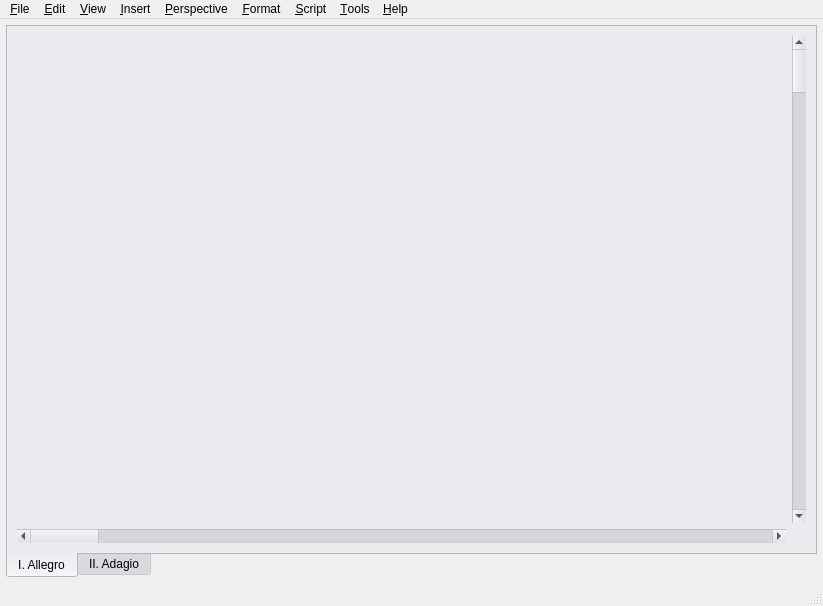
The window that src/mainwin.ui (canorusmusic/canorus) describes before a commit, drawn with Qt 5.
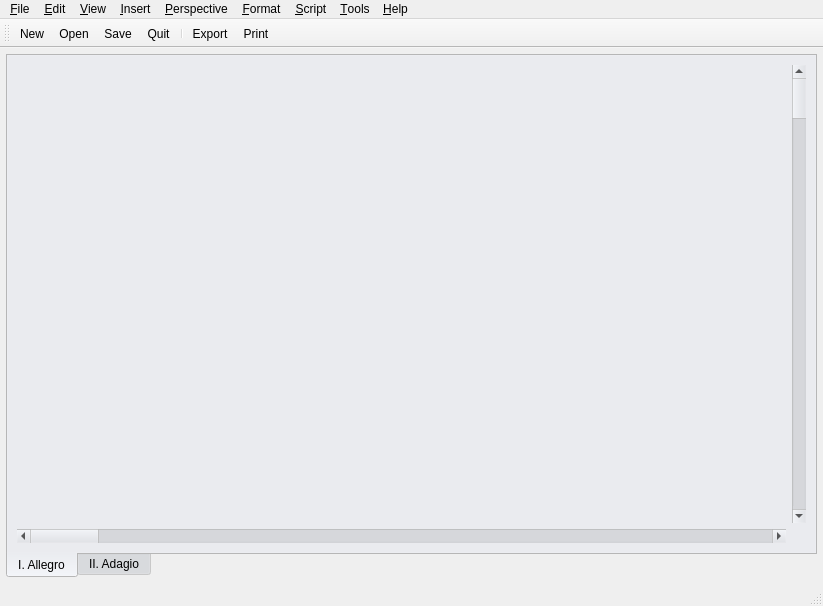
The same window after the commit. Icons and pictures are not drawn.

Commit message: Added more icons Added a toolbar

```diff
--- a/src/mainwin.ui
+++ b/src/mainwin.ui
@@ -511,6 +511,21 @@
    <addaction name="menuHelp" />
   </widget>
   <widget class="QStatusBar" name="statusbar" />
+  <widget class="QToolBar" name="toolBar" >
+   <property name="orientation" >
+    <enum>Qt::Horizontal</enum>
+   </property>
+   <attribute name="toolBarArea" >
+    <number>4</number>
+   </attribute>
+   <addaction name="actionNew" />
+   <addaction name="actionOpen" />
+   <addaction name="actionSave" />
+   <addaction name="actionQuit" />
+   <addaction name="separator" />
+   <addaction name="actionExport" />
+   <addaction name="actionPrint" />
+  </widget>
   <action name="actionQuit" >
    <property name="text" >
     <string>&amp;Quit</string>
```
Left out of the diff: 166 changed lines with no effect on the pictures. The commit also changes 1 other file.
